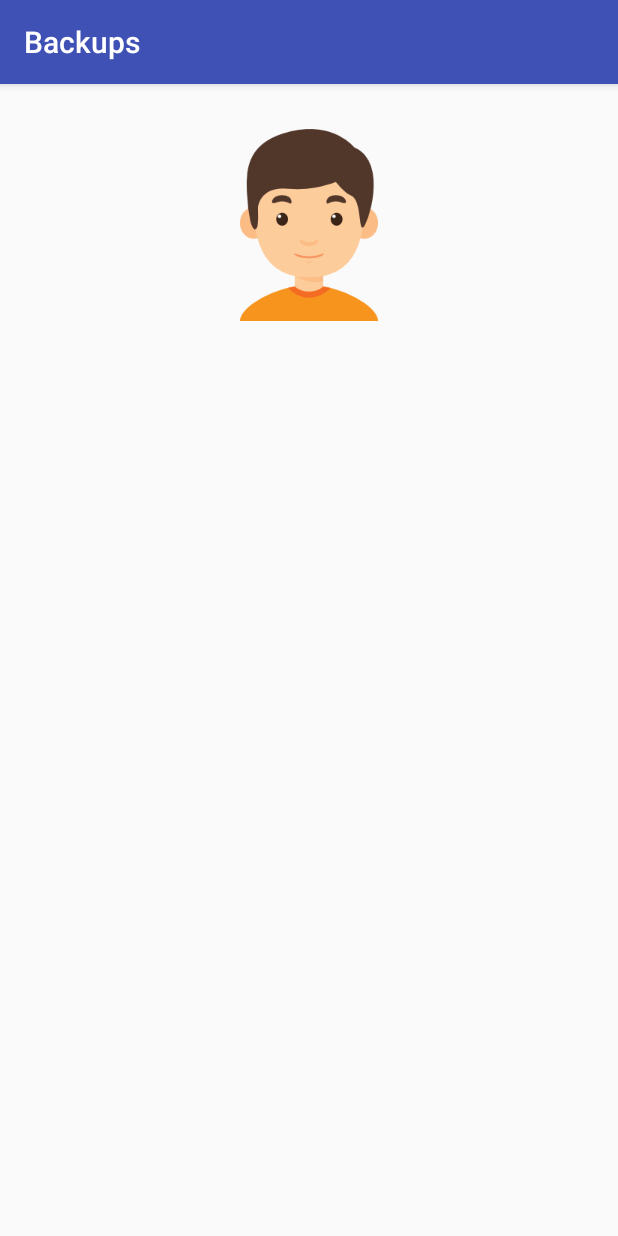
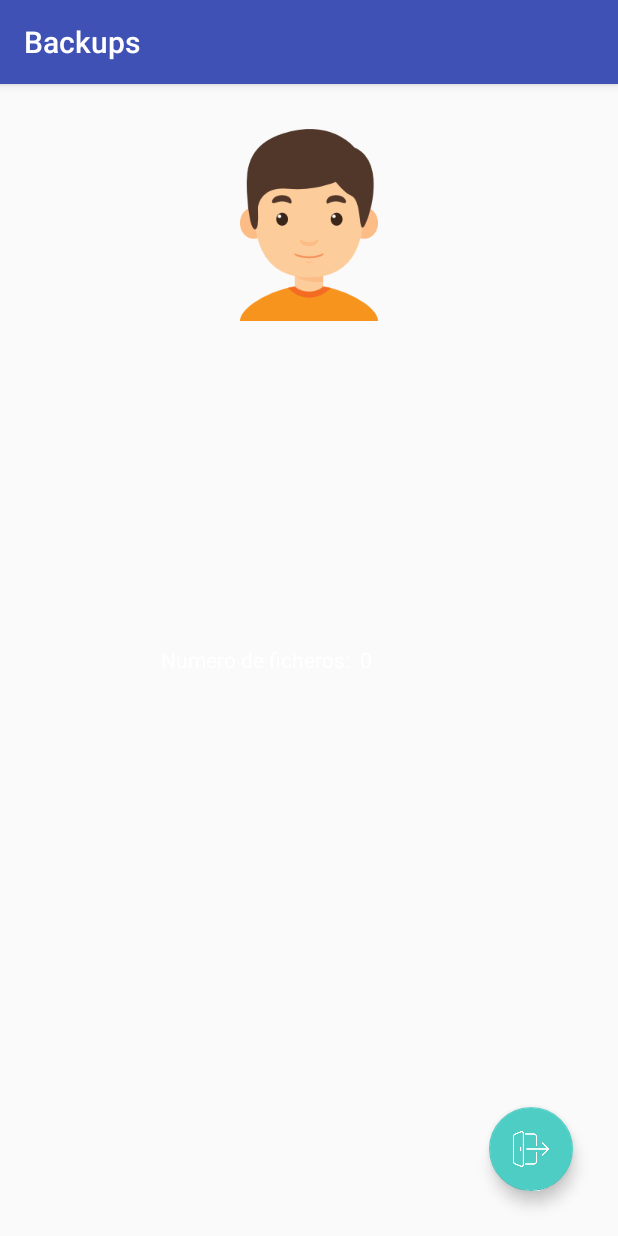
Before and after one commit to marccaps/BackApp, an Android app: the fragment UserFragment shown on its own in the app's theme, on a phone screen of 412 x 824 dp. Run offline under Robolectric (Android 15) with nearby library versions, the phone set to English and light mode, and no system bars; our stand-ins replace ButterKnife.

Commit message:
Solo falta las llamadas

```diff
--- a/app/build.gradle
+++ b/app/build.gradle
@@ -31,5 +31,6 @@ dependencies {
     compile 'com.roughike:bottom-bar:2.3.0'
     compile 'com.android.support:recyclerview-v7:21.0.+'
     compile 'com.droidninja:filepicker:2.0.3'
+    compile 'com.google.code.gson:gson:2.4'
     testCompile 'junit:junit:4.12'
 }
--- a/app/src/main/java/com/example/marccaps/backups/Activities/MainActivity.java
+++ b/app/src/main/java/com/example/marccaps/backups/Activities/MainActivity.java
@@ -21,6 +21,7 @@ import com.roughike.bottombar.OnTabSelectListener;
 public class MainActivity extends Activity {
 
     private static final String TAG = MainActivity.class.getCanonicalName();
+    private Fragment mActualFragment;
 
     @Override
     protected void onCreate(Bundle savedInstanceState) {
@@ -34,6 +35,7 @@ public class MainActivity extends Activity {
                 switch (tabId) {
                     case R.id.tab_backup:
                         Fragment backUpFragment = new BackUpFragment();
+                        mActualFragment = backUpFragment;
                         FragmentTransaction backUpTransition = getFragmentManager().beginTransaction();
                         backUpTransition.setCustomAnimations(
                                 R.animator.fragment_animation_in,
@@ -44,6 +46,7 @@ public class MainActivity extends Activity {
                         break;
                     case R.id.tab_user:
                         Fragment userFragment = new UserFragment();
+                        mActualFragment = userFragment;
                         FragmentTransaction userTransition = getFragmentManager().beginTransaction();
                         userTransition.setCustomAnimations(
                                 R.animator.fragment_animation_in,
@@ -54,6 +57,7 @@ public class MainActivity extends Activity {
                         break;
                     case R.id.tab_settings:
                         Fragment settingsFragment = new SettingsFragment();
+                        mActualFragment = settingsFragment;
                         FragmentTransaction settingsTransition = getFragmentManager().beginTransaction();
                         settingsTransition.setCustomAnimations(
                                 R.animator.fragment_animation_in,
@@ -78,6 +82,6 @@ public class MainActivity extends Activity {
 
     @Override
     protected void onActivityResult(int requestCode, int resultCode, Intent data) {
-        super.onActivityResult(requestCode, resultCode, data);
+        mActualFragment.onActivityResult(requestCode,resultCode,data);
     }
 }
--- a/app/src/main/java/com/example/marccaps/backups/Activities/SplashActivity.java
+++ b/app/src/main/java/com/example/marccaps/backups/Activities/SplashActivity.java
@@ -35,9 +35,6 @@ public class SplashActivity extends AppCompatActivity {
                 if(UserInfo.isConnected(getApplicationContext())) goToMainActivity();
                 else goToLoginActivity();
 
-                // Close the activity so the user won't able to go back this
-                // activity pressing Back button
-                finish();
             }
         };
 
--- a/app/src/main/java/com/example/marccaps/backups/Constant/Constants.java
+++ b/app/src/main/java/com/example/marccaps/backups/Constant/Constants.java
@@ -8,5 +8,6 @@ public class Constants {
 
     public static final int SPLASH_SCREEN_DELAY = 3000;
     public static final int MY_PERMISSIONS_REQUEST_READ_EXTERNAL_STORAGE = 1;
+    public static final String FILE_LIST = "filelist";
 
 }
--- a/app/src/main/java/com/example/marccaps/backups/Fragments/UserFragment.java
+++ b/app/src/main/java/com/example/marccaps/backups/Fragments/UserFragment.java
@@ -1,16 +1,28 @@
 package com.example.marccaps.backups.Fragments;
 
 import android.app.Fragment;
+import android.content.Intent;
+import android.content.SharedPreferences;
 import android.os.Bundle;
 import android.support.annotation.Nullable;
+import android.support.design.widget.FloatingActionButton;
 import android.view.LayoutInflater;
 import android.view.View;
 import android.view.ViewGroup;
 import android.widget.ImageView;
 import android.widget.TextView;
 
+import com.example.marccaps.backups.Activities.LoginActivity;
+import com.example.marccaps.backups.Constant.Constants;
 import com.example.marccaps.backups.Constant.UserInfo;
+import com.example.marccaps.backups.Models.BackUpItem;
 import com.example.marccaps.backups.R;
+import com.google.gson.Gson;
+import com.google.gson.reflect.TypeToken;
+
+import java.lang.reflect.Type;
+import java.util.ArrayList;
+import java.util.List;
 
 import butterknife.BindView;
 import butterknife.ButterKnife;
@@ -25,6 +37,10 @@ public class UserFragment extends Fragment {
     TextView mUsername;
     @BindView(R.id.boy_image)
     ImageView mUserImage;
+    @BindView(R.id.logout_button)
+    FloatingActionButton mLogoutButton;
+    @BindView(R.id.files_number)
+    TextView mFilesNumber;
 
     @Nullable
     @Override
@@ -34,6 +50,17 @@ public class UserFragment extends Fragment {
 
         initView();
 
+        mLogoutButton.setOnClickListener(new View.OnClickListener() {
+            @Override
+            public void onClick(View view) {
+                UserInfo.setIsConnected(getActivity(),false);
+                UserInfo.setPassword(getActivity(),"");
+                UserInfo.setUsername(getActivity(),"");
+                Intent i = new Intent(getActivity(), LoginActivity.class);
+                startActivity(i);
+            }
+        });
+
         return view;
 
     }
@@ -41,6 +68,21 @@ public class UserFragment extends Fragment {
     private void initView() {
 
         mUsername.setText(UserInfo.getUsername(getActivity()));
+        mFilesNumber.setText(mFilesNumber.getText() + " " + getUserFilesNumber());
+    }
 
+    private int getUserFilesNumber() {
+        SharedPreferences mPrefs = getActivity().getSharedPreferences(Constants.FILE_LIST, getActivity().MODE_PRIVATE);
+        Gson gson = new Gson();
+        String json = mPrefs.getString(Constants.FILE_LIST, "");
+        List<BackUpItem> mUserFiles;
+        if (json.isEmpty()) {
+            mUserFiles = new ArrayList<BackUpItem>();
+        } else {
+            Type type = new TypeToken<List<BackUpItem>>() {
+            }.getType();
+            mUserFiles = gson.fromJson(json, type);
+        }
+        return mUserFiles.size();
     }
 }
--- a/app/src/main/res/layout/login_activity.xml
+++ b/app/src/main/res/layout/login_activity.xml
@@ -12,7 +12,7 @@
         android:paddingLeft="24dp"
         android:paddingRight="24dp">
 
-        <ImageView android:src="@drawable/logo"
+        <ImageView android:src="@drawable/logo_brand"
             android:layout_width="wrap_content"
             android:layout_height="72dp"
             android:layout_marginBottom="24dp"
@@ -22,7 +22,7 @@
         <android.support.design.widget.TextInputLayout
             android:layout_width="match_parent"
             android:layout_height="wrap_content"
-            android:layout_marginTop="8dp"
+            android:layout_marginTop="50dp"
             android:layout_marginBottom="8dp">
             <EditText android:id="@+id/input_username"
                 android:layout_width="match_parent"
@@ -48,7 +48,7 @@
             android:id="@+id/btn_login"
             android:layout_width="fill_parent"
             android:layout_height="wrap_content"
-            android:layout_marginTop="24dp"
+            android:layout_marginTop="75dp"
             android:layout_marginBottom="24dp"
             android:padding="12dp"
             android:text="Login"/>
--- a/app/src/main/res/layout/main_activity.xml
+++ b/app/src/main/res/layout/main_activity.xml
@@ -1,6 +1,5 @@
 <RelativeLayout xmlns:android="http://schemas.android.com/apk/res/android"
     xmlns:app="http://schemas.android.com/apk/res-auto"
-    xmlns:tools="http://schemas.android.com/tools"
     android:layout_width="match_parent"
     android:layout_height="match_parent">
 
@@ -15,7 +14,6 @@
         android:id="@+id/contentContainer"
         android:layout_width="match_parent"
         android:layout_height="match_parent"
-        android:layout_alignParentTop="true"
         android:layout_alignParentStart="true"
         android:layout_above="@+id/bottomBar">
 
--- a/app/src/main/res/layout/user_fragment.xml
+++ b/app/src/main/res/layout/user_fragment.xml
@@ -1,5 +1,5 @@
 <?xml version="1.0" encoding="utf-8"?>
-<LinearLayout xmlns:android="http://schemas.android.com/apk/res/android"
+<RelativeLayout xmlns:android="http://schemas.android.com/apk/res/android"
     xmlns:app="http://schemas.android.com/apk/res-auto"
     android:layout_width="match_parent"
     android:layout_height="match_parent"
@@ -14,12 +14,39 @@
         android:src="@mipmap/boy" />
 
     <TextView
+        android:id="@+id/files_number"
+        android:layout_width="wrap_content"
+        android:layout_height="wrap_content"
+        android:layout_centerVertical="true"
+        android:layout_marginEnd="78dp"
+        android:layout_toStartOf="@+id/logout_button"
+        android:text="Numero de ficheros: "
+        android:textColor="@color/white" />
+
+    <TextView
         android:id="@+id/username_label"
         android:layout_width="match_parent"
         android:layout_height="wrap_content"
+        android:layout_alignParentStart="true"
+        android:layout_below="@+id/boy_image"
         android:gravity="center"
         android:text="Username"
         android:textColor="@color/white"
         android:textSize="36sp" />
 
-</LinearLayout>
+    <android.support.design.widget.FloatingActionButton
+        android:id="@+id/logout_button"
+        android:layout_width="wrap_content"
+        android:layout_height="wrap_content"
+        android:layout_alignParentBottom="true"
+        android:layout_alignParentEnd="true"
+        android:layout_marginBottom="30dp"
+        android:layout_marginEnd="30dp"
+        android:layout_marginLeft="30dp"
+        android:layout_marginRight="30dp"
+        android:clickable="true"
+        app:backgroundTint="#4ECDC4"
+        app:fabSize="normal"
+        app:srcCompat="@mipmap/logout" />
+
+</RelativeLayout>
--- a/app/src/main/res/values/strings.xml
+++ b/app/src/main/res/values/strings.xml
@@ -1,3 +1,4 @@
 <resources>
     <string name="app_name">Backups</string>
+    <string name="members">Members: \nAntonio Arellano\nMarc Cabezas \nToni Garcia \nJose Ortiz \nRoger Garcia \n</string>
 </resources>
```
Also changed, not shown: app/src/main/java/com/example/marccaps/backups/Fragments/BackUpFragment.java (+46 -26 lines), app/src/main/res/layout/settings_fragment.xml (+24 -4 lines), app/src/main/res/drawable/logo_brand.png (added), app/src/main/res/mipmap-xhdpi/logout.png (added).
